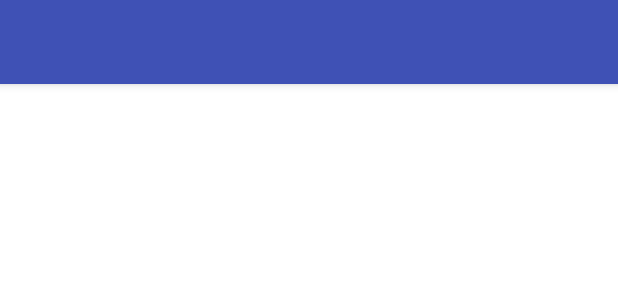
After one commit to Guille88C/r15k, an Android app: the layout activity_add_player.xml on its own in the app's theme, with its tools: preview values and no code run, on a phone screen of 412 x 824 dp. The commit adds this screen. Shown: the top 300 px of the screen. Run offline under Robolectric (Android 15) with nearby library versions, the phone set to English and light mode, and no system bars.

Commit message:
1. Toolbar   - Generic layout for toolbar. 2. Add players   - Activity for adding players. 3. Main presenter   - Presenter for main activity.

```diff
--- a/droid/app/src/main/AndroidManifest.xml
+++ b/droid/app/src/main/AndroidManifest.xml
@@ -27,5 +27,9 @@
             android:name=".views.TestActivity"
             android:label="Test"/>
 
+        <activity
+            android:name=".views.addPlayer.AddPlayerActivity"
+            android:label="Add players"/>
+
     </application>
 </manifest>
--- /dev/null
+++ b/droid/app/src/main/res/layout/activity_add_player.xml
@@ -0,0 +1,18 @@
+<?xml version="1.0" encoding="utf-8"?>
+<LinearLayout
+    xmlns:android="http://schemas.android.com/apk/res/android"
+    android:layout_width="match_parent"
+    android:layout_height="match_parent"
+    android:orientation="vertical">
+
+    <include
+        layout="@layout/generic_toolbar"
+        android:id="@+id/myToolbar"/>
+
+    <FrameLayout
+        android:id="@+id/activity_add_player_content_frame"
+        android:layout_width="match_parent"
+        android:layout_height="match_parent"
+        android:background="@android:color/white"/>
+
+</LinearLayout>
--- /dev/null
+++ b/droid/app/src/main/res/layout/generic_toolbar.xml
@@ -0,0 +1,13 @@
+<?xml version="1.0" encoding="utf-8"?>
+<merge
+    xmlns:android="http://schemas.android.com/apk/res/android"
+    xmlns:app="http://schemas.android.com/apk/res-auto">
+    <android.support.v7.widget.Toolbar
+        android:id="@+id/myToolbar"
+        android:layout_width="match_parent"
+        android:layout_height="?attr/actionBarSize"
+        android:background="?attr/colorPrimary"
+        android:elevation="4dp"
+        android:theme="@style/ThemeOverlay.AppCompat.ActionBar"
+        app:popupTheme="@style/ThemeOverlay.AppCompat.Light"/>
+</merge>
```
Also changed, not shown: droid/app/src/main/java/com/r15k/glacialware/r15k/presenter/main/MainPresenter.kt (added, +27 -0 lines), droid/app/src/main/java/com/r15k/glacialware/r15k/views/addPlayer/AddPlayerActivity.kt (added, +24 -0 lines), droid/app/src/main/java/com/r15k/glacialware/r15k/views/main/MainActivity.kt (+22 -7 lines), droid/app/src/main/res/layout/activity_main.xml (+3 -9 lines).
